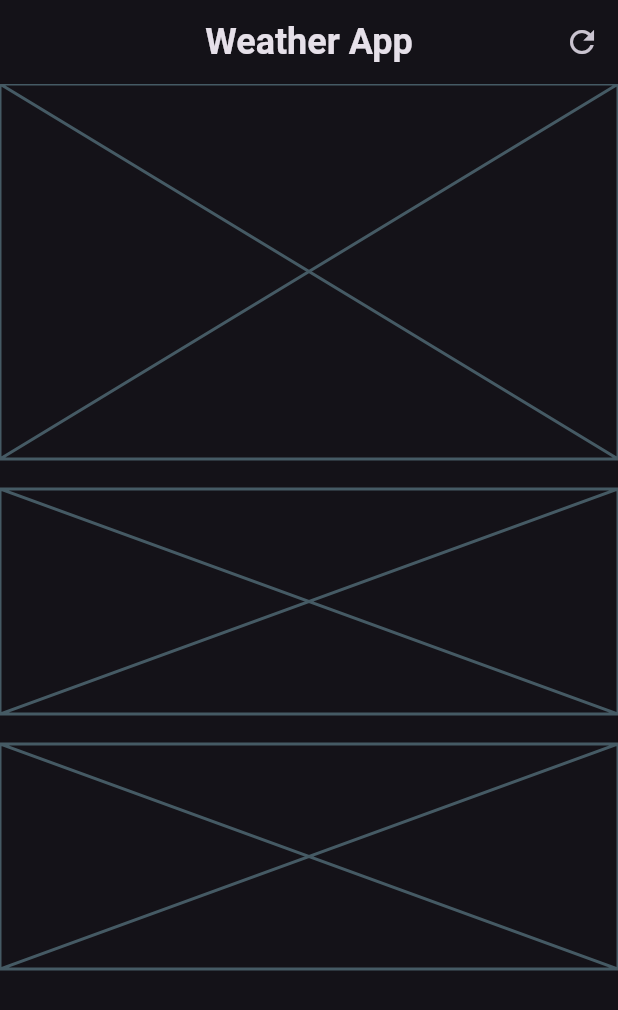
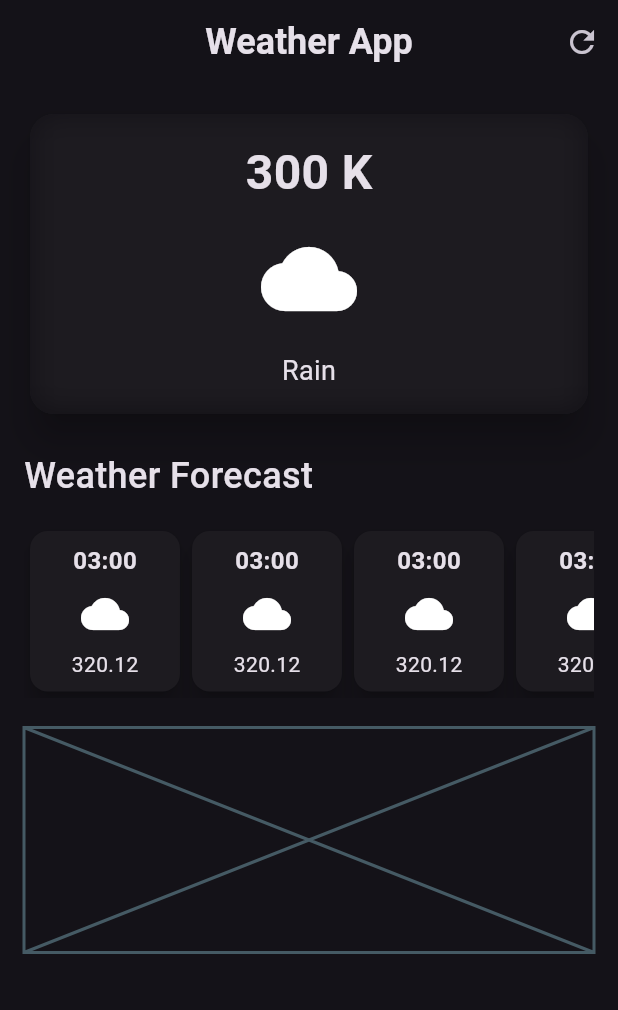
Before and after one commit to Pro-Phoenix09/WeatherApp, a Flutter app: the screen it shows after launch, on a phone screen of 412 x 824 dp. Shown: the top 1010 px of the screen. Run offline on Flutter 3.47's test engine with Material 3 defaults, Android fonts, the phone set to English and light mode, and no system bars.

Commit message:
ui half done

```diff
--- a/weather_app/lib/weather_screen.dart
+++ b/weather_app/lib/weather_screen.dart
@@ -1,3 +1,5 @@
+import 'dart:ui';
+
 import 'package:flutter/material.dart';
 
 class WeatherScreen extends StatelessWidget {
@@ -20,18 +22,73 @@ class WeatherScreen extends StatelessWidget {
         ],
       ),
 
-      body: Column(
+      body: Padding(
+        padding: const EdgeInsets.all(16.0),
+        child: Column(
+          crossAxisAlignment: CrossAxisAlignment.start,
           children: [
             // main card
-          const Placeholder(
-            fallbackHeight: 250,
+            SizedBox(
+              width: double.infinity,
+              child: Card(
+                elevation: 10,
+                shape: RoundedRectangleBorder(
+                  borderRadius: BorderRadius.circular(16)
+                ),
+                child: ClipRRect(
+                  borderRadius: BorderRadius.circular(16),
+                  child: BackdropFilter(
+                    filter: ImageFilter.blur(sigmaX: 10, sigmaY: 10),
+                    child: Padding(
+                      padding: const EdgeInsets.all(16.0),
+                      child: Column(
+                        children: [
+                          Text(
+                            '300 K',
+                            style: TextStyle(
+                              fontSize: 32,
+                              fontWeight: FontWeight.bold,
+                            ),
+                          ),
+
+                          SizedBox(height: 16,),
+
+                          Icon(Icons.cloud, size: 64,),
+
+                          SizedBox(height: 16,),
+
+                          Text('Rain', style: TextStyle(fontSize: 18),)
+                        ],
+                      ),
+                    ),
+                  ),
+                ),
+              ),
             ),
 
             const SizedBox(height: 20),
 
+            Text(
+              'Weather Forecast',
+              style: TextStyle(
+                fontSize: 24,
+                fontWeight: FontWeight.w500,
+              ),
+            ),
+
+            const SizedBox(height: 16),
             // weather forecast cards
-          const Placeholder(
-            fallbackHeight: 150,
+            SingleChildScrollView(
+              scrollDirection: Axis.horizontal,
+              child: Row(
+                children: [
+                  HourlyForecastItem(),
+                  HourlyForecastItem(),
+                  HourlyForecastItem(),
+                  HourlyForecastItem(),
+                  HourlyForecastItem(),
+                ],
+              ),
             ),
 
             const SizedBox(height: 20),
@@ -42,6 +99,48 @@ class WeatherScreen extends StatelessWidget {
             ),
           ],
         ),
+      ),
     );
   }
 }
+
+
+class HourlyForecastItem extends StatelessWidget {
+  const HourlyForecastItem({super.key});
+
+  @override
+  Widget build(BuildContext context) {
+    return Card(
+      elevation: 6,
+      // shape: RoundedRectangleBorder(borderRadius: BorderRadius.circular(12)),
+      child: Container(
+        width: 100,
+        padding: EdgeInsets.all(8.0),
+        decoration: BoxDecoration(
+          borderRadius: BorderRadius.circular(12),
+        ),
+        child: const Column(
+          children: [
+            Text(
+              '03:00',
+              style: TextStyle(
+                fontSize: 16,
+                fontWeight: FontWeight.bold
+              ),
+            ),
+
+            SizedBox(height: 8),
+
+            Icon(Icons.cloud, size: 32,),
+
+            SizedBox(height: 8),
+
+            Text(
+              '320.12'
+            ),
+          ],
+        ),
+      ),
+    );
+  }
+}
```
Lines whose indentation alone changed are shown as unchanged.
